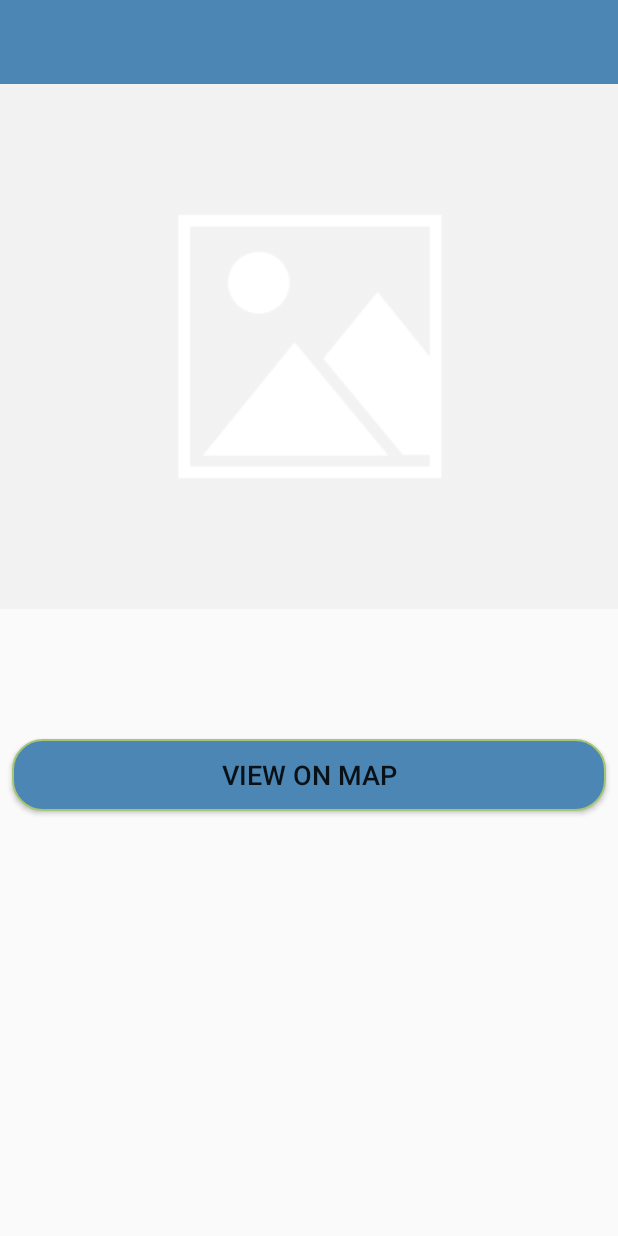
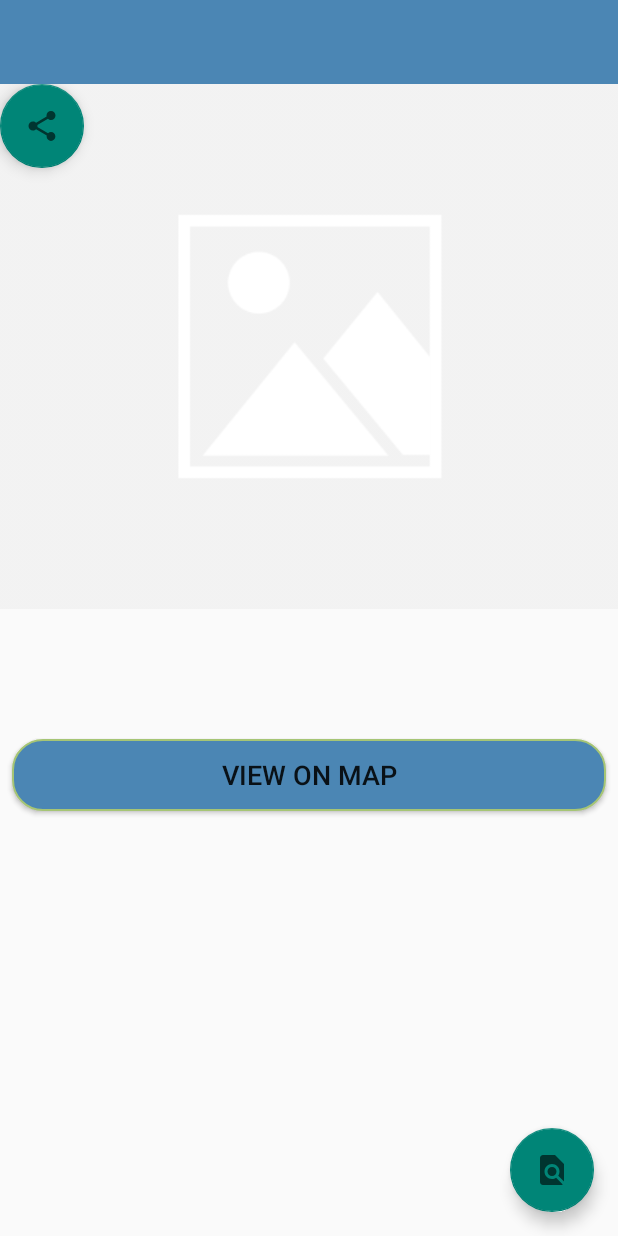
Before and after one commit to bzholmyrza/HappyPlaces, an Android app: the HappyPlaceDetailActivity screen opened directly, with no data from a screen before it, on a phone screen of 412 x 824 dp. Run offline under Robolectric (Android 15) with nearby library versions, the phone set to English and light mode, and no system bars; pictures from the network do not load.

Commit message:
added: search button

```diff
--- a/app/build.gradle
+++ b/app/build.gradle
@@ -1,6 +1,7 @@
 apply plugin: 'com.android.application'
 apply plugin: 'kotlin-android'
 apply plugin: 'kotlin-android-extensions'
+apply plugin: 'com.google.gms.google-services'
 
 android {
     compileSdkVersion 29
@@ -46,6 +47,8 @@ dependencies {
     // This is for place picker
     implementation 'com.google.android.libraries.places:places:2.2.0'
     implementation 'com.google.android.gms:play-services-maps:17.0.0'
+    implementation 'com.google.firebase:firebase-database:19.6.0'
+    implementation 'com.google.firebase:firebase-auth:20.0.2'
     // END
 
     testImplementation 'junit:junit:4.13'
--- a/app/src/main/AndroidManifest.xml
+++ b/app/src/main/AndroidManifest.xml
@@ -2,7 +2,6 @@
 <manifest xmlns:android="http://schemas.android.com/apk/res/android"
     xmlns:tools="http://schemas.android.com/tools"
     package="com.happyplaces">
-
     <!--
          The ACCESS_COARSE/FINE_LOCATION permissions are not required to use
          Google Maps Android API v2, but you must specify either coarse or fine
@@ -23,7 +22,8 @@
         android:supportsRtl="true"
         android:theme="@style/AppTheme"
         tools:ignore="AllowBackup">
-
+        <activity android:name=".activities.RegistrationActivity"></activity>
+        <activity android:name=".activities.Firebase" />
         <!--
              The API key for Google Maps-based APIs is defined as a string resource.
              (See the file "res/values/google_maps_api.xml").
@@ -35,7 +35,6 @@
         <meta-data
             android:name="com.google.android.geo.API_KEY"
             android:value="@string/google_maps_key" />
-
 
         <activity
             android:name=".activities.MapsActivity"
--- a/app/src/main/java/com/happyplaces/activities/HappyPlaceDetailActivity.kt
+++ b/app/src/main/java/com/happyplaces/activities/HappyPlaceDetailActivity.kt
@@ -1,12 +1,20 @@
 package com.happyplaces.activities
 
+import android.app.SearchManager
 import android.content.Intent
+import android.graphics.Bitmap
 import android.net.Uri
 import android.os.Bundle
+import android.provider.MediaStore
+import android.util.Log
+import android.view.View
 import androidx.appcompat.app.AppCompatActivity
+import androidx.core.graphics.drawable.toIcon
+import androidx.core.net.toFile
 import com.happyplaces.R
 import com.happyplaces.models.HappyPlaceModel
 import kotlinx.android.synthetic.main.activity_happy_place_detail.*
+import java.io.ByteArrayOutputStream
 
 class HappyPlaceDetailActivity : AppCompatActivity() {
 
@@ -46,5 +54,13 @@ class HappyPlaceDetailActivity : AppCompatActivity() {
             intent.putExtra(MainActivity.EXTRA_PLACE_DETAILS, happyPlaceDetailModel)
             startActivity(intent)
         }
+        btn_search_in_google.setOnClickListener{
+            val intent = Intent(Intent.ACTION_WEB_SEARCH)
+            intent.putExtra(SearchManager.QUERY, happyPlaceDetailModel!!.description)
+            startActivity(intent)
+        }
+        btn_share.setOnClickListener {
+
+        }
     }
 }
--- /dev/null
+++ b/app/src/main/res/drawable/ic_baseline_find_in_page_24.xml
@@ -0,0 +1,10 @@
+<vector xmlns:android="http://schemas.android.com/apk/res/android"
+    android:width="24dp"
+    android:height="24dp"
+    android:viewportWidth="24"
+    android:viewportHeight="24"
+    android:tint="?attr/colorControlNormal">
+  <path
+      android:fillColor="@android:color/white"
+      android:pathData="M20,19.59V8l-6,-6H6c-1.1,0 -1.99,0.9 -1.99,2L4,20c0,1.1 0.89,2 1.99,2H18c0.45,0 0.85,-0.15 1.19,-0.4l-4.43,-4.43c-0.8,0.52 -1.74,0.83 -2.76,0.83 -2.76,0 -5,-2.24 -5,-5s2.24,-5 5,-5 5,2.24 5,5c0,1.02 -0.31,1.96 -0.83,2.75L20,19.59zM9,13c0,1.66 1.34,3 3,3s3,-1.34 3,-3 -1.34,-3 -3,-3 -3,1.34 -3,3z"/>
+</vector>
--- /dev/null
+++ b/app/src/main/res/drawable/ic_baseline_share_24.xml
@@ -0,0 +1,10 @@
+<vector xmlns:android="http://schemas.android.com/apk/res/android"
+    android:width="24dp"
+    android:height="24dp"
+    android:viewportWidth="24"
+    android:viewportHeight="24"
+    android:tint="?attr/colorControlNormal">
+  <path
+      android:fillColor="@android:color/white"
+      android:pathData="M18,16.08c-0.76,0 -1.44,0.3 -1.96,0.77L8.91,12.7c0.05,-0.23 0.09,-0.46 0.09,-0.7s-0.04,-0.47 -0.09,-0.7l7.05,-4.11c0.54,0.5 1.25,0.81 2.04,0.81 1.66,0 3,-1.34 3,-3s-1.34,-3 -3,-3 -3,1.34 -3,3c0,0.24 0.04,0.47 0.09,0.7L8.04,9.81C7.5,9.31 6.79,9 6,9c-1.66,0 -3,1.34 -3,3s1.34,3 3,3c0.79,0 1.5,-0.31 2.04,-0.81l7.12,4.16c-0.05,0.21 -0.08,0.43 -0.08,0.65 0,1.61 1.31,2.92 2.92,2.92 1.61,0 2.92,-1.31 2.92,-2.92s-1.31,-2.92 -2.92,-2.92z"/>
+</vector>
--- a/app/src/main/res/layout/activity_happy_place_detail.xml
+++ b/app/src/main/res/layout/activity_happy_place_detail.xml
@@ -88,6 +88,29 @@
                 android:text="@string/btn_text_view_on_map"
                 android:background="@drawable/buttons" />
 
+            <com.google.android.material.floatingactionbutton.FloatingActionButton
+                android:id="@+id/btn_search_in_google"
+                android:layout_width="wrap_content"
+                android:layout_height="wrap_content"
+                android:layout_gravity="bottom|end"
+                android:layout_margin="@dimen/fab_margin"
+                android:layout_marginRight="60dp"
+                app:layout_constraintBottom_toBottomOf="parent"
+                app:layout_constraintRight_toRightOf="parent"
+                app:layout_constraintTop_toBottomOf="@+id/btn_view_on_map"
+                app:layout_constraintVertical_bias="1.0"
+                app:srcCompat="@drawable/ic_baseline_find_in_page_24" />
+
+            <com.google.android.material.floatingactionbutton.FloatingActionButton
+                android:id="@+id/btn_share"
+                android:layout_width="wrap_content"
+                android:layout_height="wrap_content"
+                android:layout_gravity="bottom|end"
+                android:layout_margin="@dimen/fab_margin"
+                android:layout_marginRight="60dp"
+                app:srcCompat="@drawable/ic_baseline_share_24"
+                tools:ignore="MissingConstraints" />
+
         </androidx.constraintlayout.widget.ConstraintLayout>
     </ScrollView>
 </androidx.constraintlayout.widget.ConstraintLayout>
--- a/app/src/main/res/values/strings.xml
+++ b/app/src/main/res/values/strings.xml
@@ -16,4 +16,11 @@
 
     <string name="btn_text_view_on_map">VIEW ON MAP</string>
     <string name="title_activity_maps">Map</string>
+
+    <string name="create_account">Create Account</string>
+    <string name="account_password">Create a password:</string>
+    <string name="account_email">Enter email</string>
+    <string name="hint_first_name">Enter your first name</string>
+    <string name="hint_last_name">Enter your last name</string>
+    <string name="hint_age">Enter your age</string>
 </resources>
--- a/build.gradle
+++ b/build.gradle
@@ -9,6 +9,7 @@ buildscript {
     dependencies {
         classpath 'com.android.tools.build:gradle:4.1.1'
         classpath "org.jetbrains.kotlin:kotlin-gradle-plugin:$kotlin_version"
+        classpath 'com.google.gms:google-services:4.3.5'
 
         // NOTE: Do not place your application dependencies here; they belong
         // in the individual module build.gradle files
```
